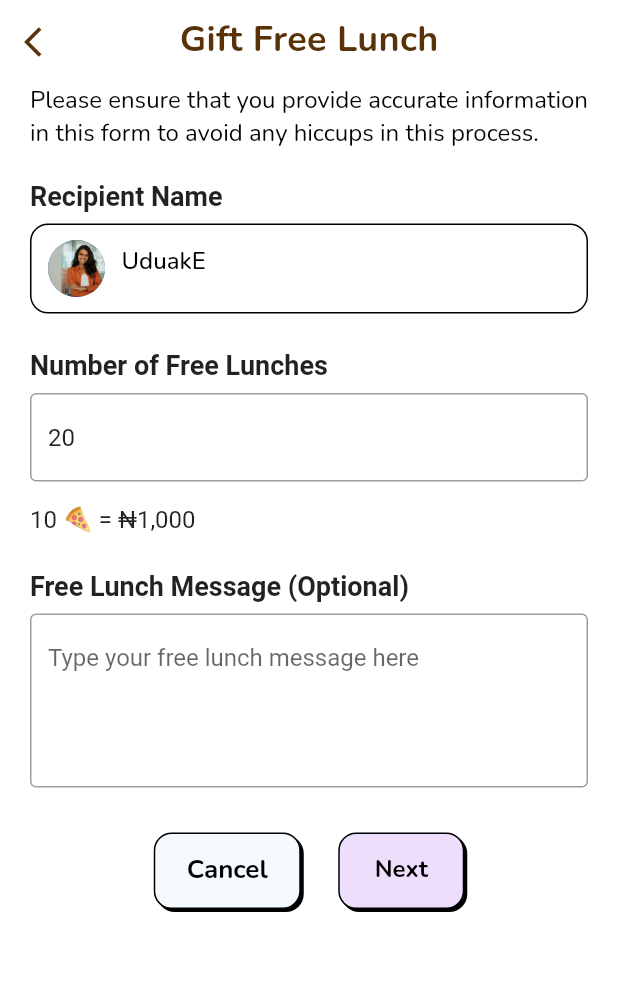
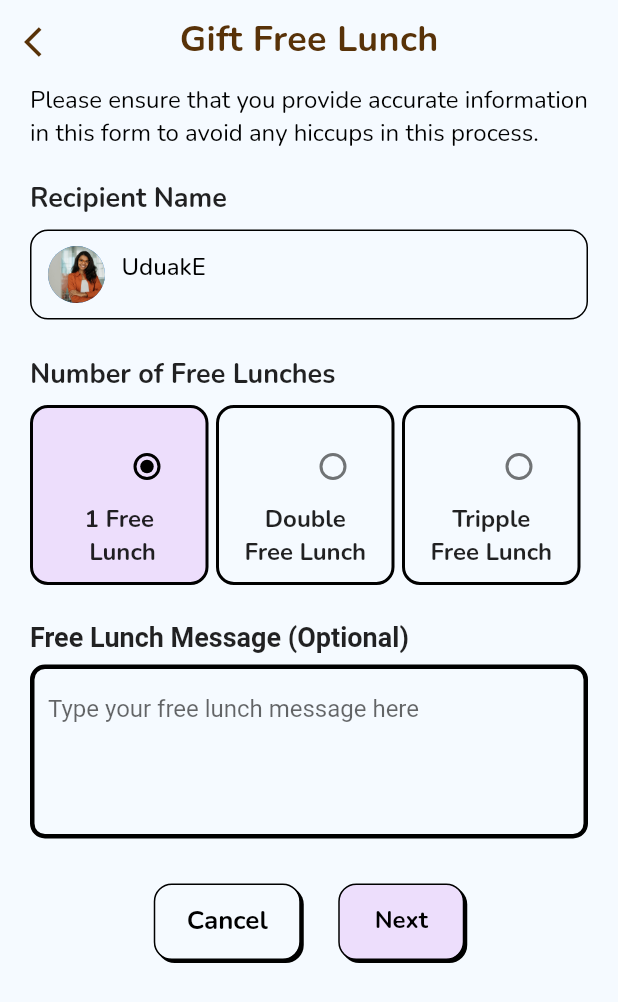
Before and after one commit to hngx-org/Empire-food-mobile, a Flutter app: the GiftFreeLunchScreen2 screen opened by its route, on a phone screen of 412 x 824 dp. Shown: the top 1002 px of the screen. Run offline on Flutter 3.47's test engine with Material 2 defaults, Android fonts, the phone set to English and light mode, and no system bars; our stand-ins replace flutter_svg, get_it, google_fonts, page_transition.

Commit message:
my screen done
free gift screen2

```diff
--- a/lib/main.dart
+++ b/lib/main.dart
@@ -18,7 +18,7 @@ class MyApp extends StatelessWidget {
     return MaterialApp(
       title: 'Flutter Demo',
       debugShowCheckedModeBanner: false,
-      home: Home(),
+      home:const Home(),
       onGenerateRoute: RouteHelper().generateRoute,
     );
   }
--- a/lib/ui/screens/gift_lunch/gift_free_lunch_2.dart
+++ b/lib/ui/screens/gift_lunch/gift_free_lunch_2.dart
@@ -2,28 +2,27 @@ import 'package:flutter/material.dart';
 import 'package:free_lunch_app/helpers/router.dart';
 import 'package:free_lunch_app/ui/components/cancel_button.dart';
 import 'package:free_lunch_app/ui/components/next_button.dart';
-import 'package:free_lunch_app/ui/home.dart';
-import 'package:free_lunch_app/ui/widget/widget.dart';
 import 'package:free_lunch_app/utils/colors.dart';
 import 'package:google_fonts/google_fonts.dart';
 
 import '../../widget/reciepient.info.dart';
-import 'gift_free_lunch_3.dart';
 
 class GiftFreeLunchScreen2 extends StatefulWidget {
+  const GiftFreeLunchScreen2({super.key});
+
   @override
-  _GiftFreeLunchScreen2State createState() => _GiftFreeLunchScreen2State();
+  State<GiftFreeLunchScreen2> createState() => _GiftFreeLunchScreen2State();
 }
 
 class _GiftFreeLunchScreen2State extends State<GiftFreeLunchScreen2> {
   @override
   Widget build(BuildContext context) {
     return Scaffold(
-       backgroundColor: Colors.white,
+        backgroundColor: const Color(0XFFF5FAFF),
         appBar: AppBar(
           centerTitle: true,
           elevation: 0,
-          backgroundColor: Colors.white,
+          backgroundColor: const Color(0XFFF5FAFF),
           leading: Builder(
             builder: (BuildContext context) {
               return IconButton(
@@ -58,31 +57,26 @@ class _GiftFreeLunchScreen2State extends State<GiftFreeLunchScreen2> {
               padding: const EdgeInsets.only(right: 20, left: 20),
               child: Column(
                 children: [
-
-              SizedBox(
-                width: 380,
-                child: Text(
+                  Text(
                     'Please ensure that you provide accurate information in this form to avoid any hiccups in this process.',
                     style: GoogleFonts.nunito(
                       color: Colors.black,
                       fontSize: 16,
                       fontWeight: FontWeight.w400,
                     ),
-                  textAlign: TextAlign.justify,
+                    // textAlign: TextAlign.justify,
                   ),
-              ),
-              SizedBox(height: 20),
-              RecipientInfoSection(),
-              SizedBox(height: 30),
+                  const SizedBox(height: 20),
+                  const RecipientInfoSection(),
+                  const SizedBox(height: 30),
                   Row(
                     mainAxisAlignment: MainAxisAlignment.center,
                     children: [
-               CancelButton(),
-               SizedBox(width: 25),
+                      const CancelButton(),
+                      const SizedBox(width: 25),
                       NextButton(onTap: () {
                         Navigator.pushNamed(
                             context, RouteHelper.giftFreeLunchScreen3);
-
                       }),
                     ],
                   )
--- a/lib/ui/widget/reciepient.info.dart
+++ b/lib/ui/widget/reciepient.info.dart
@@ -1,16 +1,33 @@
 import 'package:flutter/material.dart';
+import 'package:free_lunch_app/utils/colors.dart';
+import 'package:google_fonts/google_fonts.dart';
 
-class RecipientInfoSection extends StatelessWidget {
+enum Lunch { single, double, triple }
+
+class RecipientInfoSection extends StatefulWidget {
   const RecipientInfoSection({super.key});
 
+  @override
+  State<RecipientInfoSection> createState() => _RecipientInfoSectionState();
+}
+
+class _RecipientInfoSectionState extends State<RecipientInfoSection> {
+  Lunch _category = Lunch.single;
+  // bool isSelected = true;
+  bool lunch1 = true;
+  bool lunch2 = false;
+  bool lunch3 = false;
   @override
   Widget build(BuildContext context) {
     return Column(
       crossAxisAlignment: CrossAxisAlignment.start,
       children: [
-        const Text(
+        Text(
           "Recipient Name",
-          style: TextStyle(fontSize: 18.0, fontWeight: FontWeight.bold),
+          style: GoogleFonts.nunito(
+            fontSize: 18.0,
+            fontWeight: FontWeight.bold,
+          ),
         ),
         const SizedBox(height: 8.0),
         Container(
@@ -18,24 +35,22 @@ class RecipientInfoSection extends StatelessWidget {
           height: 60,
           padding: const EdgeInsets.all(10),
           decoration: ShapeDecoration(
-            color: Colors.white,
             shape: RoundedRectangleBorder(
-              side: BorderSide(width: 1),
+              side: const BorderSide(width: 1),
               borderRadius: BorderRadius.circular(12),
             ),
           ),
           child: Row(
             children: [
-              CircleAvatar(
+              const CircleAvatar(
                 backgroundImage: AssetImage('images/dummy.png'),
               ),
-              SizedBox(width: 10),
+              const SizedBox(width: 10),
               Text(
                 'UduakE',
-                style: TextStyle(
+                style: GoogleFonts.nunito(
                   color: Colors.black,
                   fontSize: 16,
-                  fontFamily: 'Nunito',
                   fontWeight: FontWeight.w500,
                   height: 0.06,
                 ),
@@ -44,28 +59,56 @@ class RecipientInfoSection extends StatelessWidget {
           ),
         ),
         const SizedBox(height: 24.0),
-        const Text(
+        Text(
           "Number of Free Lunches",
-          style: TextStyle(fontSize: 18.0, fontWeight: FontWeight.bold),
+          style: GoogleFonts.nunito(
+            fontSize: 18.0,
+            fontWeight: FontWeight.bold,
+          ),
         ),
         const SizedBox(height: 8.0),
-        TextFormField(
-          initialValue: "20",
-          keyboardType: TextInputType.number,
-          decoration: const InputDecoration(
-            border: OutlineInputBorder(
-                gapPadding: 24,
-                borderSide: BorderSide(
-                  color: Colors.brown,
-                  width: 12,
-                )),
-            hintText: "Enter the number of free lunches",
-          ),
-        ),
-        const SizedBox(height: 16.0),
-        const Text(
-          "10 🍕 = ₦1,000",
-          style: TextStyle(fontSize: 16.0),
+        Row(
+          children: [
+            _buildLunch(
+              lunch: Lunch.single,
+              onChanged: (value) {
+                setState(() {
+                  _category = value!;
+                  lunch1 = true;
+                  lunch2 = false;
+                  lunch3 = false;
+                });
+              },
+              myColor: lunch1 ? AppColors.accentPurple5 : null,
+              text: '1 Free\n Lunch',
+            ),
+            _buildLunch(
+              lunch: Lunch.double,
+              onChanged: (value) {
+                setState(() {
+                  _category = value!;
+                  lunch1 = false;
+                  lunch2 = true;
+                  lunch3 = false;
+                });
+              },
+              myColor: lunch2 ? AppColors.accentPurple5 : null,
+              text: 'Double Free Lunch',
+            ),
+            _buildLunch(
+              lunch: Lunch.triple,
+              onChanged: (value) {
+                setState(() {
+                  _category = value!;
+                  lunch1 = false;
+                  lunch2 = false;
+                  lunch3 = true;
+                });
+              },
+              myColor: lunch3 ? AppColors.accentPurple5 : null,
+              text: 'Tripple Free Lunch',
+            ),
+          ],
         ),
         const SizedBox(height: 24.0),
         const Text(
@@ -74,12 +117,28 @@ class RecipientInfoSection extends StatelessWidget {
         ),
         const SizedBox(height: 8.0),
         TextFormField(
-          decoration: const InputDecoration(
+          decoration: InputDecoration(
             border: OutlineInputBorder(
-                borderSide: BorderSide(
-              color: Colors.brown,
-              // width: 12,
-            )),
+              borderRadius: BorderRadius.circular(10.0),
+              borderSide: const BorderSide(
+                color: Colors.brown,
+                width: 12,
+              ),
+            ),
+            focusedBorder: OutlineInputBorder(
+              borderSide: const BorderSide(
+                color: AppColors.black,
+                width: 3,
+              ), // Set the border color to pink
+              borderRadius: BorderRadius.circular(10.0),
+            ),
+            enabledBorder: OutlineInputBorder(
+              borderSide: const BorderSide(
+                color: AppColors.black,
+                width: 3,
+              ), // Set the border color to pink
+              borderRadius: BorderRadius.circular(10.0),
+            ),
             hintText: "Type your free lunch message here",
           ),
           maxLines: 4,
@@ -87,4 +146,49 @@ class RecipientInfoSection extends StatelessWidget {
       ],
     );
   }
+
+  Widget _buildLunch(
+      {Lunch? lunch,
+      Function(Lunch?)? onChanged,
+      String? text,
+      Color? myColor}) {
+    return Expanded(
+      child: Container(
+          height: 120,
+          padding: const EdgeInsets.all(15),
+          margin: const EdgeInsets.only(right: 5),
+          decoration: BoxDecoration(
+              color: myColor,
+              border: Border.all(
+                color: Colors.black,
+                width: 2,
+              ),
+              borderRadius: BorderRadius.circular(12)),
+          child: Column(
+            crossAxisAlignment: CrossAxisAlignment.end,
+            children: [
+              Radio<Lunch?>(
+                activeColor: AppColors.black,
+                value: lunch,
+                groupValue: _category,
+                onChanged: onChanged,
+              ),
+              SizedBox(
+                // width: 90,
+                child: Center(
+                  child: Text(
+                    text!,
+                    softWrap: true,
+                    textAlign: TextAlign.center,
+                    style: GoogleFonts.nunito(
+                      fontSize: 16,
+                      fontWeight: FontWeight.bold,
+                    ),
+                  ),
+                ),
+              )
+            ],
+          )),
+    );
+  }
 }
--- a/pubspec.yaml
+++ b/pubspec.yaml
@@ -52,7 +52,7 @@ flutter:
   # To add assets to your application, add an assets section, like this:
   assets:
     - images/
-    - images/screenshots
+    # - images/screenshots
     - google_fonts/
   #   - images/a_dot_ham.jpeg
   # An image asset can refer to one or more resolution-specific "variants", see
```
Also changed, not shown: lib/screens/bottom_nav_bar/HomeScreen.dart (added, +152 -0 lines), lib/utils/colors.dart (+1 -10 lines), pubspec.lock. Lines whose indentation alone changed are shown as unchanged.
